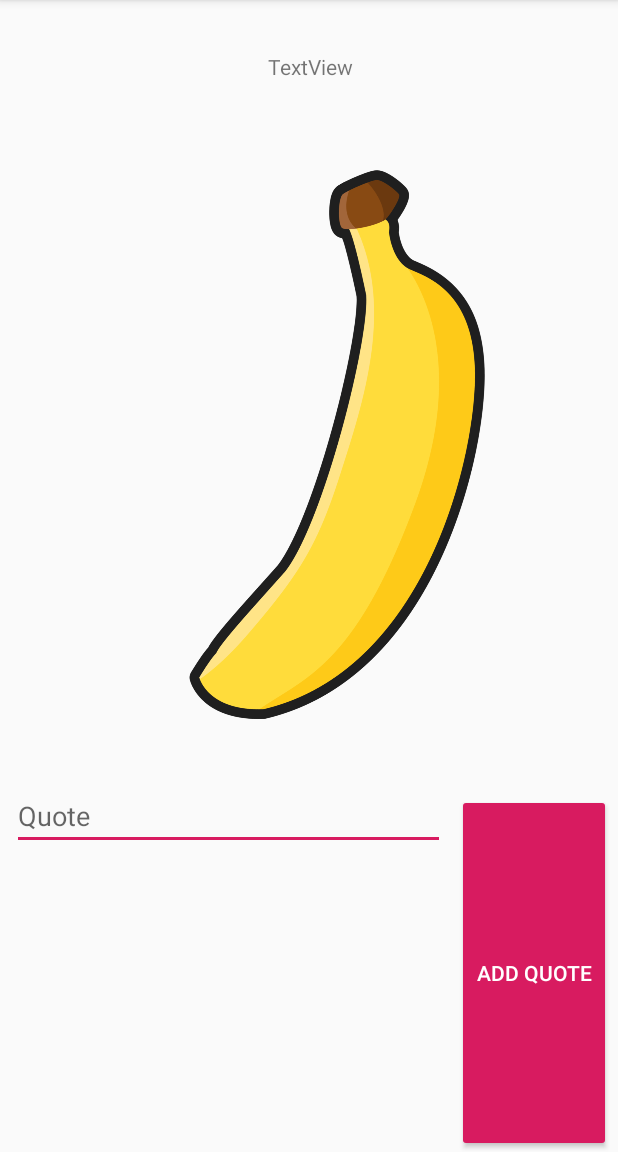
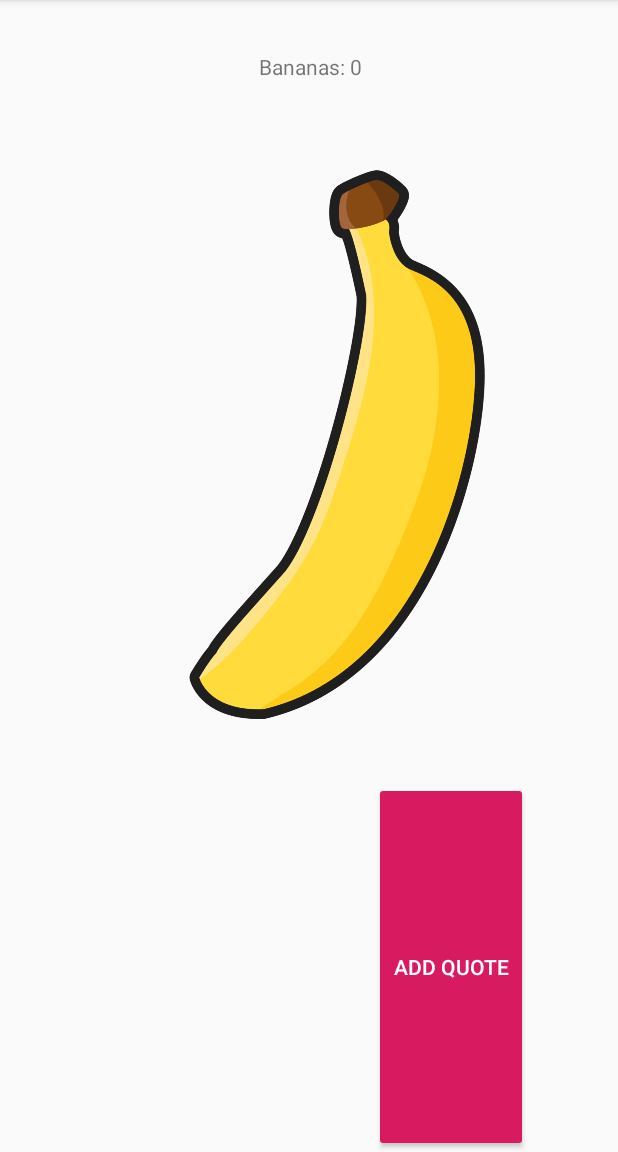
Before and after one commit to omsamara/BananaSlicerRemastered, an Android app: the screen it shows after launch (MainActivity), on a phone screen of 412 x 824 dp, the part 84-1236 px from its top. Run offline under Robolectric (Android 15) with nearby library versions, the phone set to English and light mode, and no system bars; our stand-ins replace data binding.

Commit message:
Updated banana count using data binding and livedata

```diff
--- a/app/src/main/java/com/bman/bananaslicerremastered/ui/BananaViewModel.kt
+++ b/app/src/main/java/com/bman/bananaslicerremastered/ui/BananaViewModel.kt
@@ -1,5 +1,7 @@
 package com.bman.bananaslicerremastered.ui
 
+import androidx.lifecycle.LiveData
+import androidx.lifecycle.MutableLiveData
 import androidx.lifecycle.ViewModel
 import com.bman.bananaslicerremastered.data.Quote
 import com.bman.bananaslicerremastered.data.QuoteRepository
@@ -15,6 +17,13 @@ You want to keep as much logic out of the ViewModel as possible to keep your cod
 class BananaViewModel(private val quoteRepository: QuoteRepository)
     : ViewModel() {
 
+    private val _bananas = MutableLiveData<Long>(0)
+    val bananas: LiveData<Long>
+        get() = _bananas
+
+    fun increaseBananas() {
+        _bananas.value = (_bananas.value)?.plus(1)
+    }
     fun getQuotes() = quoteRepository.getQuotes()
 
     fun addQuote(quote: Quote) = quoteRepository.addQuote(quote)
--- a/app/src/main/java/com/bman/bananaslicerremastered/ui/MainActivity.kt
+++ b/app/src/main/java/com/bman/bananaslicerremastered/ui/MainActivity.kt
@@ -16,18 +16,17 @@ class MainActivity : AppCompatActivity() {
     override fun onCreate(savedInstanceState: Bundle?) {
         super.onCreate(savedInstanceState)
         setContentView(R.layout.main_activity)
-
         initializeUi()
-
-        mBinding = DataBindingUtil.setContentView(this, R.layout.main_activity)
     }
 
     private fun initializeUi() {
         val factory = InjectorUtils.provideBananaViewModelFactory()
+        val viewModel = ViewModelProvider(this, factory).get(BananaViewModel::class.java)
 
-        // ViewModelProviders.of is deprecated
-        // https://stackoverflow.com/questions/53903762/viewmodelproviders-is-deprecated-in-1-1-0
-        val viewModel = ViewModelProvider(this, factory).get(BananaViewModel::class.java)
+        mBinding = DataBindingUtil.setContentView(this, R.layout.main_activity)
+        mBinding.lifecycleOwner = this
+
+        mBinding.viewModel = viewModel
 //        viewModel.getQuotes().observe(this, Observer { quotes ->
 //            val stringBuilder = StringBuilder()
 //            quotes.forEach {quote ->
@@ -37,6 +36,7 @@ class MainActivity : AppCompatActivity() {
 //        })
 
         button_add_quote.setOnClickListener {
+            viewModel.increaseBananas()
         }
 
     }
--- a/app/src/main/res/layout/main_activity.xml
+++ b/app/src/main/res/layout/main_activity.xml
@@ -1,14 +1,13 @@
 <?xml version="1.0" encoding="utf-8"?>
-<layout>
+<layout xmlns:android="http://schemas.android.com/apk/res/android"
+    xmlns:app="http://schemas.android.com/apk/res-auto"
+    xmlns:tools="http://schemas.android.com/tools">
     <data>
         <variable
             name="viewModel"
             type="com.bman.bananaslicerremastered.ui.BananaViewModel" />
     </data>
     <androidx.constraintlayout.widget.ConstraintLayout
-        xmlns:android="http://schemas.android.com/apk/res/android"
-        xmlns:app="http://schemas.android.com/apk/res-auto"
-        xmlns:tools="http://schemas.android.com/tools"
         android:layout_width="match_parent"
         android:layout_height="match_parent"
         tools:context=".ui.MainActivity">
@@ -31,40 +30,20 @@
             app:layout_constraintTop_toTopOf="parent"
             app:layout_constraintVertical_bias="0.252" />
 
-        <EditText
-            android:id="@+id/editText_quote"
-            android:layout_width="0dp"
-            app:layout_constraintWidth_percent="0.7"
-            android:layout_height="wrap_content"
-            android:layout_marginStart="8dp"
-            android:layout_marginTop="8dp"
-            android:layout_marginEnd="8dp"
-            android:layout_marginBottom="8dp"
-            android:hint="Quote"
-            app:layout_constraintBottom_toBottomOf="parent"
-            app:layout_constraintEnd_toEndOf="parent"
-            app:layout_constraintHorizontal_bias="0.0"
-            app:layout_constraintStart_toStartOf="parent"
-            app:layout_constraintTop_toBottomOf="@+id/textView_quotes"
-            app:layout_constraintVertical_bias="0.0" />
-
 
         <Button
             android:id="@+id/button_add_quote"
             android:layout_width="0dp"
             android:layout_height="0dp"
-            android:layout_marginStart="8dp"
             android:layout_marginTop="8dp"
-            android:layout_marginEnd="8dp"
+            android:layout_marginEnd="60dp"
+            android:layout_marginRight="60dp"
             android:backgroundTint="?colorAccent"
             android:text="Add Quote"
             android:textColor="@android:color/white"
-            app:layout_constraintTop_toBottomOf="@id/textView_quotes"
             app:layout_constraintBottom_toBottomOf="parent"
             app:layout_constraintEnd_toEndOf="parent"
-            app:layout_constraintHorizontal_bias="0.0"
-            app:layout_constraintStart_toEndOf="@+id/editText_quote"
-            app:layout_constraintTop_toTopOf="@+id/editText_quote"
+            app:layout_constraintTop_toBottomOf="@id/textView_quotes"
             app:layout_constraintVertical_bias="0.0"
             app:layout_constraintWidth_percent="0.25" />
 
@@ -72,7 +51,7 @@
             android:id="@+id/textView"
             android:layout_width="410dp"
             android:layout_height="87dp"
-            android:text="TextView"
+            android:text="@{`Bananas: ` + viewModel.bananas}"
             android:gravity="center"
             app:layout_constraintBottom_toTopOf="@+id/textView_quotes"
             app:layout_constraintHorizontal_bias="1.0"
```
